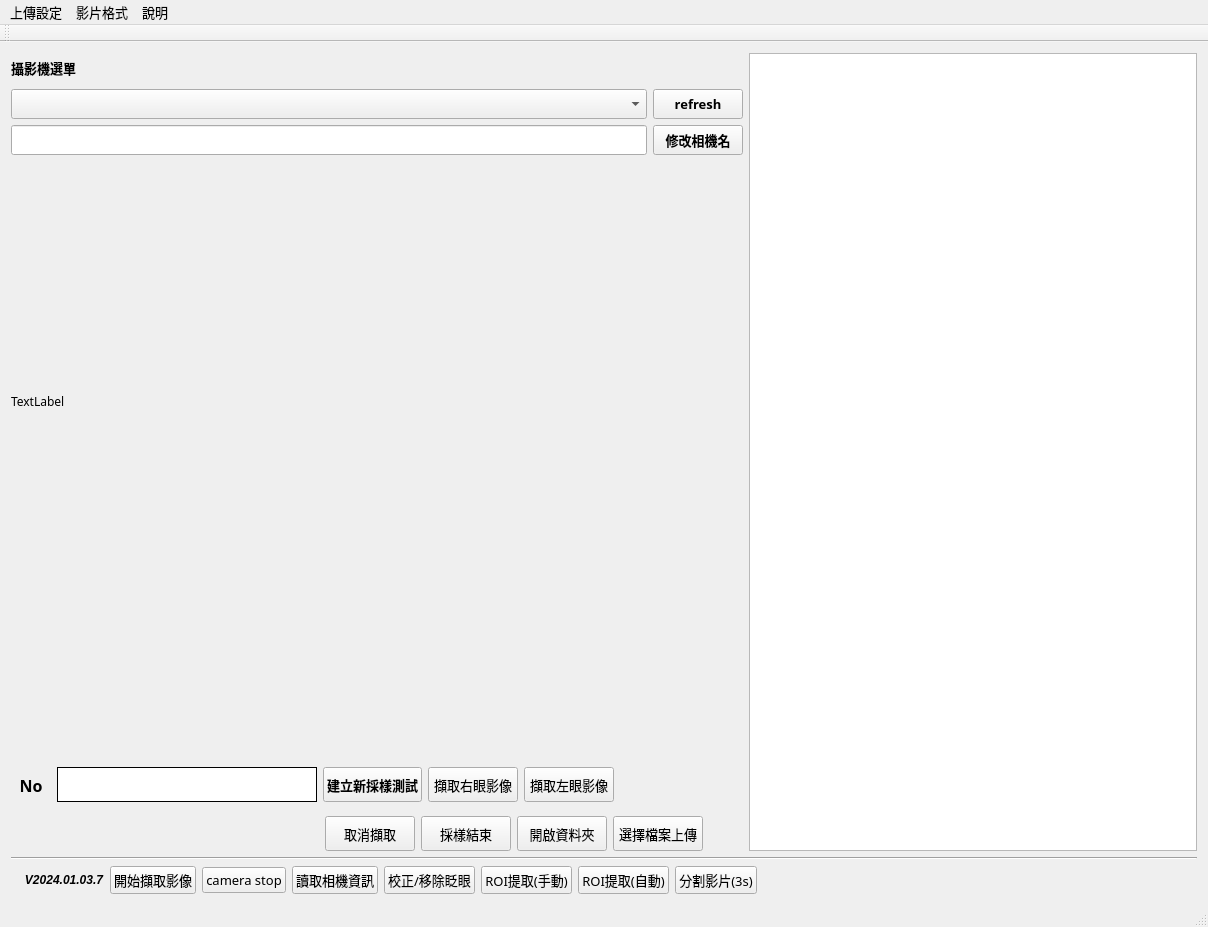
First picture: the form in mainwindow.ui, repository Joya-Chen/eyeT, before the edit.
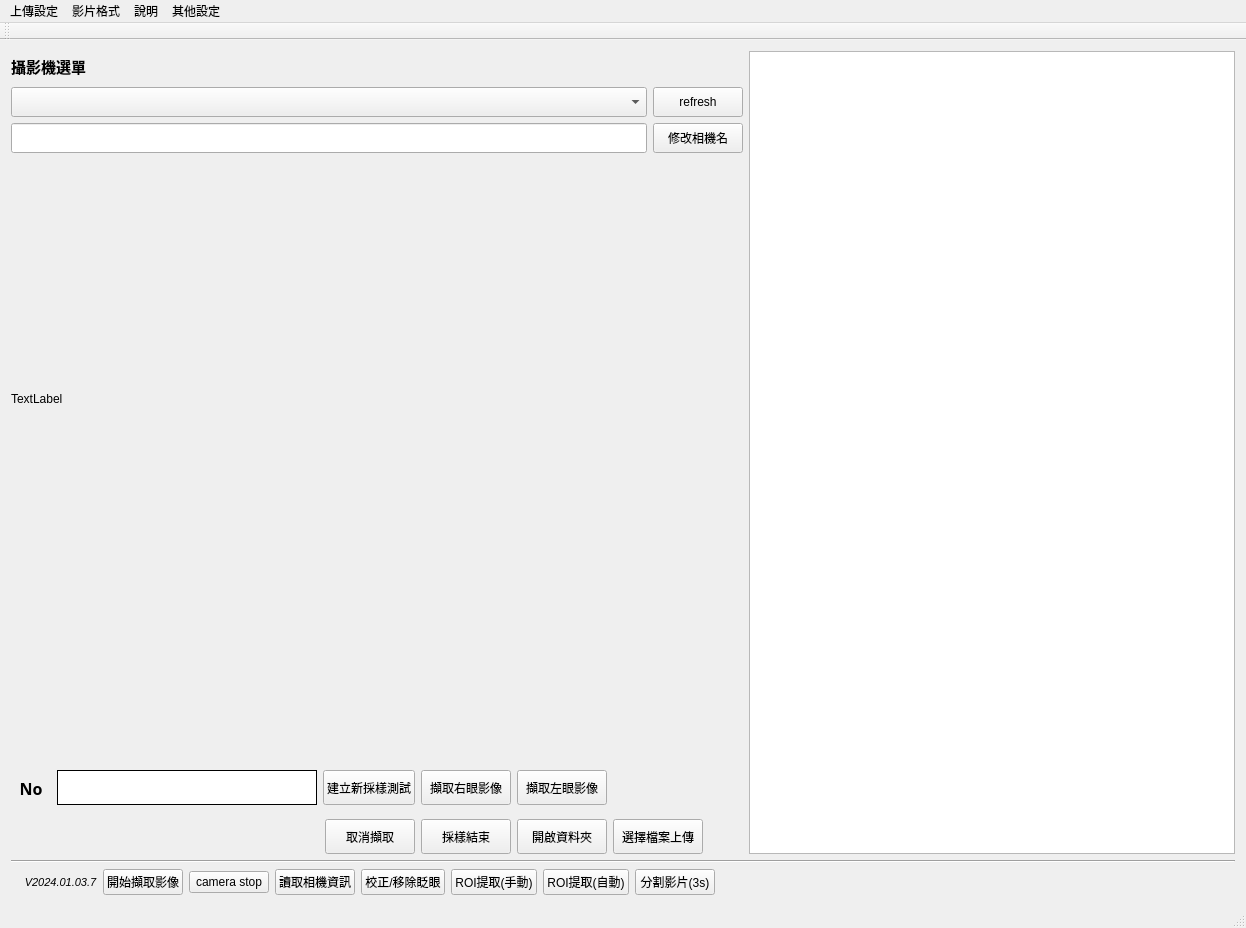
Second picture: the form after the edit. Icons and pictures are not drawn.

Diff of the .ui file:
```diff
--- a/mainwindow.ui
+++ b/mainwindow.ui
@@ -6,8 +6,8 @@
    <rect>
     <x>0</x>
     <y>0</y>
-    <width>1208</width>
-    <height>927</height>
+    <width>1246</width>
+    <height>928</height>
    </rect>
   </property>
   <property name="minimumSize">
@@ -18,7 +18,8 @@
   </property>
   <property name="font">
    <font>
-    <family>微軟正黑體</family>
+    <family>Microsoft JhengHei UI</family>
+    <pointsize>9</pointsize>
    </font>
   </property>
   <property name="windowTitle">
@@ -60,9 +61,10 @@
               </property>
               <property name="font">
                <font>
-                <family>微軟正黑體</family>
-                <pointsize>10</pointsize>
+                <family>Segoe UI</family>
+                <pointsize>11</pointsize>
                 <weight>75</weight>
+                <italic>false</italic>
                 <bold>true</bold>
                </font>
               </property>
@@ -86,10 +88,11 @@
                 </property>
                 <property name="font">
                  <font>
-                  <family>Arial</family>
-                  <pointsize>10</pointsize>
-                  <weight>75</weight>
-                  <bold>true</bold>
+                  <family>Segoe UI</family>
+                  <pointsize>9</pointsize>
+                  <weight>50</weight>
+                  <italic>false</italic>
+                  <bold>false</bold>
                  </font>
                 </property>
                 <property name="editable">
@@ -113,10 +116,11 @@
                 </property>
                 <property name="font">
                  <font>
-                  <family>Arial Black</family>
-                  <pointsize>10</pointsize>
-                  <weight>75</weight>
-                  <bold>true</bold>
+                  <family>Segoe UI</family>
+                  <pointsize>9</pointsize>
+                  <weight>50</weight>
+                  <italic>false</italic>
+                  <bold>false</bold>
                  </font>
                 </property>
                 <property name="text">
@@ -141,8 +145,9 @@
                 </property>
                 <property name="font">
                  <font>
-                  <family>Arial</family>
-                  <pointsize>8</pointsize>
+                  <family>Segoe UI</family>
+                  <pointsize>9</pointsize>
+                  <italic>false</italic>
                  </font>
                 </property>
                </widget>
@@ -157,10 +162,11 @@
                 </property>
                 <property name="font">
                  <font>
-                  <family>微軟正黑體</family>
-                  <pointsize>10</pointsize>
-                  <weight>75</weight>
-                  <bold>true</bold>
+                  <family>Segoe UI</family>
+                  <pointsize>9</pointsize>
+                  <weight>50</weight>
+                  <italic>false</italic>
+                  <bold>false</bold>
                  </font>
                 </property>
                 <property name="text">
@@ -301,8 +307,8 @@
               </property>
               <property name="font">
                <font>
-                <family>Arial</family>
-                <pointsize>10</pointsize>
+                <family>Segoe UI</family>
+                <pointsize>9</pointsize>
                 <weight>50</weight>
                 <bold>false</bold>
                 <stylestrategy>PreferAntialias</stylestrategy>
@@ -318,13 +324,6 @@
               <property name="frameShadow">
                <enum>QFrame::Plain</enum>
               </property>
-              <property name="html">
-               <string>&lt;!DOCTYPE HTML PUBLIC &quot;-//W3C//DTD HTML 4.0//EN&quot; &quot;http://www.w3.org/TR/REC-html40/strict.dtd&quot;&gt;
-&lt;html&gt;&lt;head&gt;&lt;meta name=&quot;qrichtext&quot; content=&quot;1&quot; /&gt;&lt;style type=&quot;text/css&quot;&gt;
-p, li { white-space: pre-wrap; }
-&lt;/style&gt;&lt;/head&gt;&lt;body style=&quot; font-family:'Arial'; font-size:10pt; font-weight:400; font-style:normal;&quot;&gt;
-&lt;p style=&quot;-qt-paragraph-type:empty; margin-top:0px; margin-bottom:0px; margin-left:0px; margin-right:0px; -qt-block-indent:0; text-indent:0px; font-family:'微軟正黑體'; font-size:12pt;&quot;&gt;&lt;br /&gt;&lt;/p&gt;&lt;/body&gt;&lt;/html&gt;</string>
-              </property>
              </widget>
             </item>
             <item>
@@ -337,10 +336,10 @@
               </property>
               <property name="font">
                <font>
-                <family>微軟正黑體</family>
-                <pointsize>10</pointsize>
-                <weight>75</weight>
-                <bold>true</bold>
+                <family>Segoe UI</family>
+                <pointsize>9</pointsize>
+                <weight>50</weight>
+                <bold>false</bold>
                </font>
               </property>
               <property name="text">
@@ -358,8 +357,10 @@
               </property>
               <property name="font">
                <font>
-                <family>微軟正黑體</family>
-                <pointsize>10</pointsize>
+                <family>Segoe UI</family>
+                <pointsize>9</pointsize>
+                <weight>50</weight>
+                <bold>false</bold>
                </font>
               </property>
               <property name="text">
@@ -377,8 +378,10 @@
               </property>
               <property name="font">
                <font>
-                <family>微軟正黑體</family>
-                <pointsize>10</pointsize>
+                <family>Segoe UI</family>
+                <pointsize>9</pointsize>
+                <weight>50</weight>
+                <bold>false</bold>
                </font>
               </property>
               <property name="text">
@@ -419,10 +422,10 @@
               </property>
               <property name="font">
                <font>
-                <family>Arial Black</family>
-                <pointsize>10</pointsize>
-                <weight>75</weight>
-                <bold>true</bold>
+                <family>Segoe UI</family>
+                <pointsize>9</pointsize>
+                <weight>50</weight>
+                <bold>false</bold>
                </font>
               </property>
               <property name="midLineWidth">
@@ -449,8 +452,10 @@
               </property>
               <property name="font">
                <font>
-                <family>微軟正黑體</family>
-                <pointsize>10</pointsize>
+                <family>Segoe UI</family>
+                <pointsize>9</pointsize>
+                <weight>50</weight>
+                <bold>false</bold>
                </font>
               </property>
               <property name="text">
@@ -468,8 +473,10 @@
               </property>
               <property name="font">
                <font>
-                <family>微軟正黑體</family>
-                <pointsize>10</pointsize>
+                <family>Segoe UI</family>
+                <pointsize>9</pointsize>
+                <weight>50</weight>
+                <bold>false</bold>
                </font>
               </property>
               <property name="text">
@@ -487,8 +494,10 @@
               </property>
               <property name="font">
                <font>
-                <family>微軟正黑體</family>
-                <pointsize>10</pointsize>
+                <family>Segoe UI</family>
+                <pointsize>9</pointsize>
+                <weight>50</weight>
+                <bold>false</bold>
                </font>
               </property>
               <property name="text">
@@ -506,8 +515,10 @@
               </property>
               <property name="font">
                <font>
-                <family>微軟正黑體</family>
-                <pointsize>10</pointsize>
+                <family>Segoe UI</family>
+                <pointsize>9</pointsize>
+                <weight>50</weight>
+                <bold>false</bold>
                </font>
               </property>
               <property name="text">
@@ -538,8 +549,8 @@
        <widget class="QPlainTextEdit" name="txtShow">
         <property name="font">
          <font>
-          <family>微軟正黑體</family>
-          <pointsize>10</pointsize>
+          <family>Segoe UI</family>
+          <pointsize>9</pointsize>
          </font>
         </property>
        </widget>
@@ -637,11 +648,11 @@
           </property>
           <property name="font">
            <font>
-            <family>Arial</family>
-            <pointsize>9</pointsize>
-            <weight>75</weight>
+            <family>Segoe UI</family>
+            <pointsize>8</pointsize>
+            <weight>50</weight>
             <italic>true</italic>
-            <bold>true</bold>
+            <bold>false</bold>
            </font>
           </property>
           <property name="text">
@@ -659,8 +670,8 @@
           </property>
           <property name="font">
            <font>
-            <family>微軟正黑體</family>
-            <pointsize>10</pointsize>
+            <family>Segoe UI</family>
+            <pointsize>9</pointsize>
            </font>
           </property>
           <property name="text">
@@ -672,8 +683,8 @@
          <widget class="QPushButton" name="btnCameraStop">
           <property name="font">
            <font>
-            <family>微軟正黑體</family>
-            <pointsize>10</pointsize>
+            <family>Segoe UI</family>
+            <pointsize>9</pointsize>
            </font>
           </property>
           <property name="text">
@@ -688,8 +699,8 @@
           </property>
           <property name="font">
            <font>
-            <family>微軟正黑體</family>
-            <pointsize>10</pointsize>
+            <family>Segoe UI</family>
+            <pointsize>9</pointsize>
            </font>
           </property>
           <property name="text">
@@ -704,8 +715,8 @@
           </property>
           <property name="font">
            <font>
-            <family>微軟正黑體</family>
-            <pointsize>10</pointsize>
+            <family>Segoe UI</family>
+            <pointsize>9</pointsize>
            </font>
           </property>
           <property name="text">
@@ -720,7 +731,8 @@
           </property>
           <property name="font">
            <font>
-            <pointsize>10</pointsize>
+            <family>Segoe UI</family>
+            <pointsize>9</pointsize>
            </font>
           </property>
           <property name="text">
@@ -738,7 +750,8 @@
           </property>
           <property name="font">
            <font>
-            <pointsize>10</pointsize>
+            <family>Segoe UI</family>
+            <pointsize>9</pointsize>
            </font>
           </property>
           <property name="text">
@@ -753,8 +766,8 @@
           </property>
           <property name="font">
            <font>
-            <family>微軟正黑體</family>
-            <pointsize>10</pointsize>
+            <family>Segoe UI</family>
+            <pointsize>9</pointsize>
            </font>
           </property>
           <property name="text">
@@ -786,21 +799,23 @@
     <rect>
      <x>0</x>
      <y>0</y>
-     <width>1208</width>
-     <height>28</height>
+     <width>1246</width>
+     <height>26</height>
     </rect>
    </property>
    <property name="font">
     <font>
-     <family>微軟正黑體</family>
-     <pointsize>10</pointsize>
+     <family>Segoe UI</family>
+     <pointsize>9</pointsize>
     </font>
    </property>
    <widget class="QMenu" name="menu">
     <property name="font">
      <font>
-      <family>微軟正黑體</family>
-      <pointsize>10</pointsize>
+      <family>Segoe UI</family>
+      <pointsize>9</pointsize>
+      <weight>50</weight>
+      <bold>false</bold>
      </font>
     </property>
     <property name="title">
@@ -820,8 +835,8 @@
     </property>
     <property name="font">
      <font>
-      <family>微軟正黑體</family>
-      <pointsize>10</pointsize>
+      <family>Segoe UI</family>
+      <pointsize>9</pointsize>
      </font>
     </property>
     <property name="title">
@@ -832,8 +847,8 @@
    <widget class="QMenu" name="menu_3">
     <property name="font">
      <font>
-      <family>微軟正黑體</family>
-      <pointsize>10</pointsize>
+      <family>Segoe UI</family>
+      <pointsize>9</pointsize>
      </font>
     </property>
     <property name="title">
@@ -841,15 +856,54 @@
     </property>
     <addaction name="action_about"/>
    </widget>
+   <widget class="QMenu" name="menu_4">
+    <property name="font">
+     <font>
+      <family>Segoe UI</family>
+      <pointsize>9</pointsize>
+     </font>
+    </property>
+    <property name="title">
+     <string>其他設定</string>
+    </property>
+    <widget class="QMenu" name="menu_5">
+     <property name="font">
+      <font>
+       <family>Segoe UI</family>
+       <pointsize>9</pointsize>
+      </font>
+     </property>
+     <property name="title">
+      <string>語言</string>
+     </property>
+     <addaction name="actionchinese"/>
+     <addaction name="actionEnglish"/>
+    </widget>
+    <widget class="QMenu" name="menu_6">
+     <property name="font">
+      <font>
+       <family>Segoe UI</family>
+       <pointsize>9</pointsize>
+      </font>
+     </property>
+     <property name="title">
+      <string>數據</string>
+     </property>
+     <addaction name="actionShowDetail"/>
+    </widget>
+    <addaction name="menu_5"/>
+    <addaction name="menu_6"/>
+   </widget>
    <addaction name="menu"/>
    <addaction name="menu_2"/>
    <addaction name="menu_3"/>
+   <addaction name="menu_4"/>
   </widget>
   <widget class="QToolBar" name="mainToolBar">
    <property name="font">
     <font>
-     <family>微軟正黑體</family>
-     <pointsize>10</pointsize>
+     <family>Segoe UI</family>
+     <pointsize>9</pointsize>
     </font>
    </property>
    <attribute name="toolBarArea">
@@ -859,7 +913,14 @@
     <bool>false</bool>
    </attribute>
   </widget>
-  <widget class="QStatusBar" name="statusBar"/>
+  <widget class="QStatusBar" name="statusBar">
+   <property name="font">
+    <font>
+     <family>Segoe UI</family>
+     <pointsize>9</pointsize>
+    </font>
+   </property>
+  </widget>
   <action name="action30s">
    <property name="text">
     <string>30s</string>
```
Left out of the diff: 62 changed lines with no effect on the pictures.
